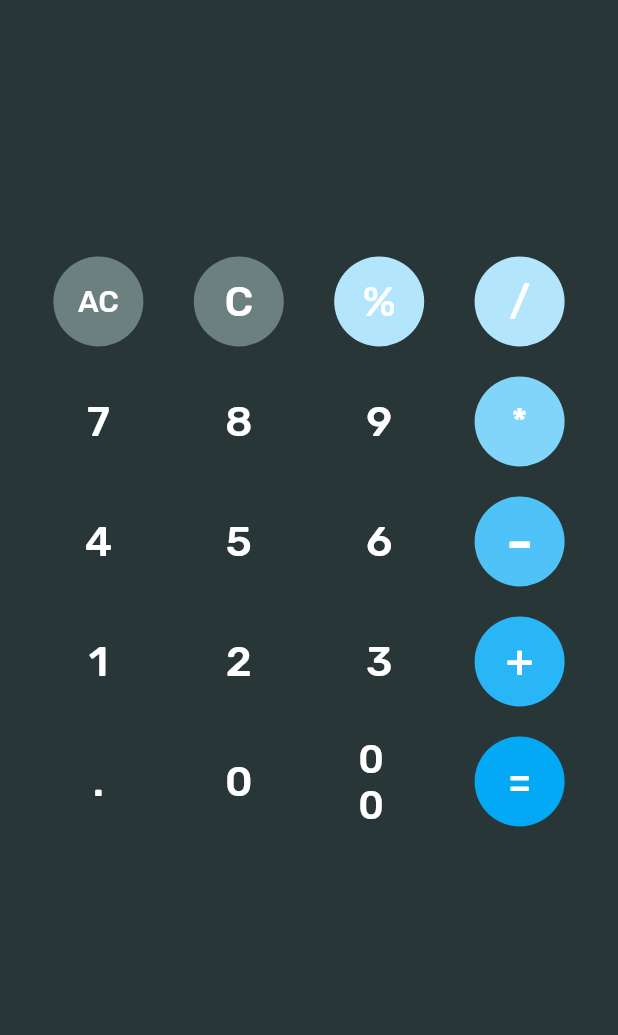
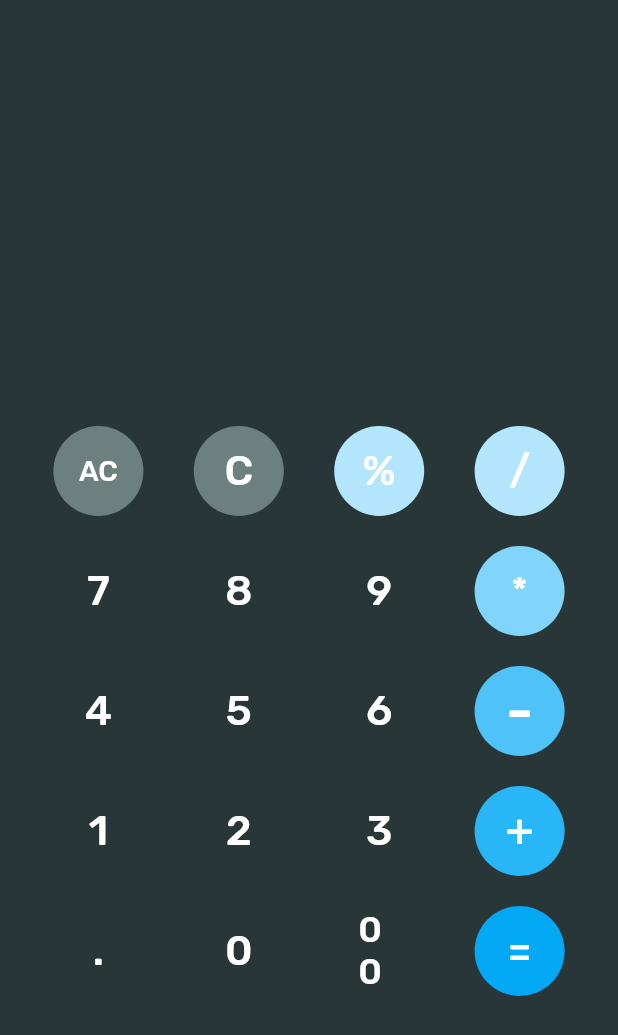
Before and after one commit to sanjanamuraliraj/calculator, a Flutter app: the screen it shows after launch, on a phone screen of 412 x 824 dp. Shown: the top 1035 px of the screen. Run offline on Flutter 3.47's test engine with Material 2 defaults, Android fonts, the phone set to English and light mode, and no system bars; our stand-ins replace google_fonts, math_expressions.

Commit message:
refactored commit

```diff
--- a/CalculatorApp/lib/main.dart
+++ b/CalculatorApp/lib/main.dart
@@ -64,7 +64,7 @@ class CalcAppState extends State<CalcApp> {
               children: <Widget>[
                 Container(
                   child: Padding(
-                    padding: const EdgeInsets.only(right: 12),
+                    padding: const EdgeInsets.fromLTRB(0.0,30.0, 12.0, 12.0),
                     child: Text(
                       _history,
                       style: GoogleFonts.rubik(
@@ -79,7 +79,7 @@ class CalcAppState extends State<CalcApp> {
                 ),
                 Container(
                   child: Padding(
-                    padding: const EdgeInsets.all(12),
+                    padding: const EdgeInsets.fromLTRB(0.0,25.0, 12.0, 0.0),
                     child: Text(
                       _expression,
                       style: GoogleFonts.rubik(
@@ -92,14 +92,16 @@ class CalcAppState extends State<CalcApp> {
                   ),
                   alignment: Alignment(1.0, 1.0),
                 ),
-                SizedBox(height: 40),
+                SizedBox(
+                  height: 110
+                  ),
                 Row(
                   mainAxisAlignment: MainAxisAlignment.spaceEvenly,
                   children: <Widget>[
                     CalcButton(
                       text: 'AC',
                       fillColor: 0xFF6C807F,
-                      textSize: 20,
+                      textSize: 19,
                       callback: allClear,
                     ),
                     CalcButton(
@@ -207,7 +209,7 @@ class CalcAppState extends State<CalcApp> {
                     CalcButton(
                       text: '00',
                       callback: numClick,
-                      textSize: 26,
+                      textSize: 24,
                     ),
                     CalcButton(
                       text: '=',
--- a/CalculatorApp/lib/widgets/calcButton.dart
+++ b/CalculatorApp/lib/widgets/calcButton.dart
@@ -24,6 +24,7 @@ class CalcButton extends StatelessWidget {
     return Container(
       margin: EdgeInsets.all(10),
       child: SizedBox(
+
         width: 60,
         height: 60,
         child: FlatButton(
```
